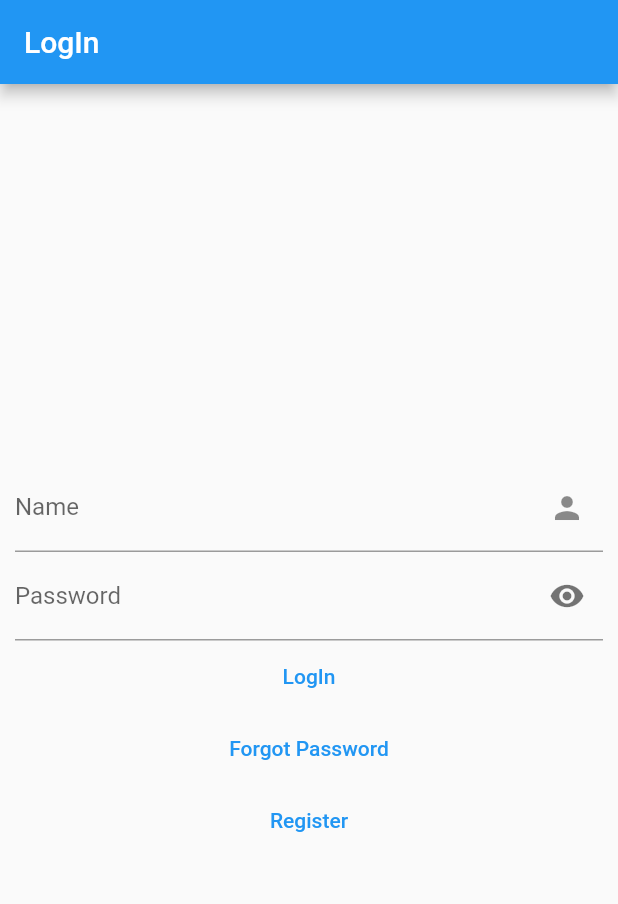
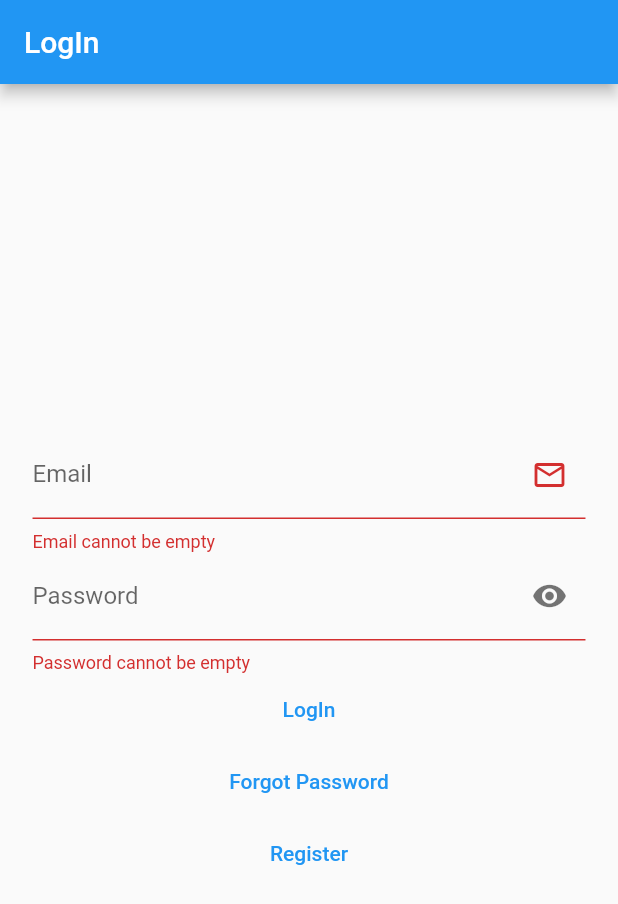
Before and after one commit to ishannadeep/E-Wallet, a Flutter app: the screen it shows after launch, after a tap on "LogIn", on a phone screen of 412 x 824 dp. Shown: the top 904 px of the screen. Run offline on Flutter 3.47's test engine with Material 2 defaults, Android fonts, the phone set to English and light mode, and no system bars; our stand-ins replace email_validator, firebase_auth, firebase_core, flutter_spinkit; accounts and stored records are empty.

Commit message:
create Register interface and validated it. implement clear function and datepicker for birthday.

```diff
--- a/lib/Interfaces/login.dart
+++ b/lib/Interfaces/login.dart
@@ -1,3 +1,4 @@
+import 'package:e_wallet/Interfaces/register.dart';
 import 'package:flutter/material.dart';
 
 class Login extends StatefulWidget {
@@ -7,12 +8,16 @@ class Login extends StatefulWidget {
 
 class _LoginState extends State<Login> {
   bool _obscuretext = true;
+  final _loginformkey = GlobalKey<FormState>();
+  final _emailcontroller = TextEditingController();
+  final _passwordcontroller = TextEditingController();
+  String _email;
+  String _password;
 
   void _togglePass() {
     setState(() {
       _obscuretext = !_obscuretext;
     });
-
   }
 
   @override
@@ -22,21 +27,43 @@ class _LoginState extends State<Login> {
         title: Text("LogIn"),
       ),
       body: Center(
-
         child: SingleChildScrollView(
           child: Row(
             children: [
-              SizedBox(
-                width: 10,
+              Expanded(
+                flex: 1,
+                child: SizedBox(),
               ),
               Expanded(
+                flex: 17,
+                child: Form(
+                  key: _loginformkey,
                   child: Column(
                     children: [
                       TextFormField(
+                        controller: _emailcontroller,
+                        validator: (value) {
+                          if (value.isEmpty) {
+                            return "Email cannot be empty";
+                          } else {
+                            return null;
+                          }
+                        },
+                        onSaved: (value) => _email = value,
                         decoration: InputDecoration(
-                          labelText: "Name", suffixIcon: Icon(Icons.person)),
+                            labelText: "Email",
+                            suffixIcon: Icon(Icons.email_outlined)),
                       ),
                       TextFormField(
+                        controller: _passwordcontroller,
+                        validator: (value) {
+                          if (value.isEmpty) {
+                            return "Password cannot be empty";
+                          } else {
+                            return null;
+                          }
+                        },
+                        onSaved: (value) => _password = value,
                         obscureText: _obscuretext,
                         decoration: InputDecoration(
                           labelText: "Password",
@@ -49,43 +76,71 @@ class _LoginState extends State<Login> {
                           ),
                         ),
                       ),
-
                       Row(
                         children: [
-                        SizedBox(width: 50,),
+                          Expanded(flex: 2, child: SizedBox()),
                           Expanded(
+                            flex: 6,
                             child: Column(
                               children: [
                                 Row(
                                   children: [
-                                  Expanded(child: TextButton(onPressed: () {}, child: Text("LogIn"))),
+                                    Expanded(
+                                        child: TextButton(
+                                            onPressed: () {
+                                              _loginformkey.currentState.save();
+                                              if (_loginformkey.currentState.validate())
+                                              {
+
+                                              }
+                                            },
+                                            child: Text("LogIn"))),
                                   ],
                                 ),
                                 Row(
                                   children: [
                                     Expanded(
                                       child: TextButton(
-                                        onPressed: () {}, child: Text("Forgot Password")),
+                                          onPressed: () {
+                                            _loginformkey.currentState.save();
+                                            if (_loginformkey.currentState.validate())
+                                            {
+
+                                            }
+                                          },
+                                          child: Text("Forgot Password")),
                                     ),
                                   ],
                                 ),
                                 Row(
                                   children: [
-                                  Expanded(child: TextButton(onPressed: () {}, child: Text("Register"))),
-                                ],
-                              ),
+                                    Expanded(
+                                        child: TextButton(
+                                            onPressed: ()
+                                            {
+                                              Navigator.pop(context);
+                                              Navigator.push(
+                                                context,
+                                                MaterialPageRoute(builder: (context) => Register()),
+                                              );
 
-                            ],
-                          ),
-                        ),
-                        SizedBox(width: 50,),
+                                            },
+                                            child: Text("Register"))),
                                   ],
                                 ),
                               ],
                             ),
                           ),
-              SizedBox(
-                width: 10,
+                          Expanded(flex: 2, child: SizedBox()),
+                        ],
+                      ),
+                    ],
+                  ),
+                ),
+              ),
+              Expanded(
+                flex: 1,
+                child: SizedBox(),
               ),
             ],
           ),
--- a/pubspec.yaml
+++ b/pubspec.yaml
@@ -31,6 +31,7 @@ dependencies:
   firebase_core: ^1.1.0
   firebase_auth: ^1.1.2
   flutter_spinkit: ^5.0.0
+  email_validator: ^2.0.1
 
 dev_dependencies:
   flutter_test:
```
Also changed, not shown: lib/Interfaces/register.dart (+293 -0 lines), pubspec.lock. Lines whose indentation alone changed are shown as unchanged.
